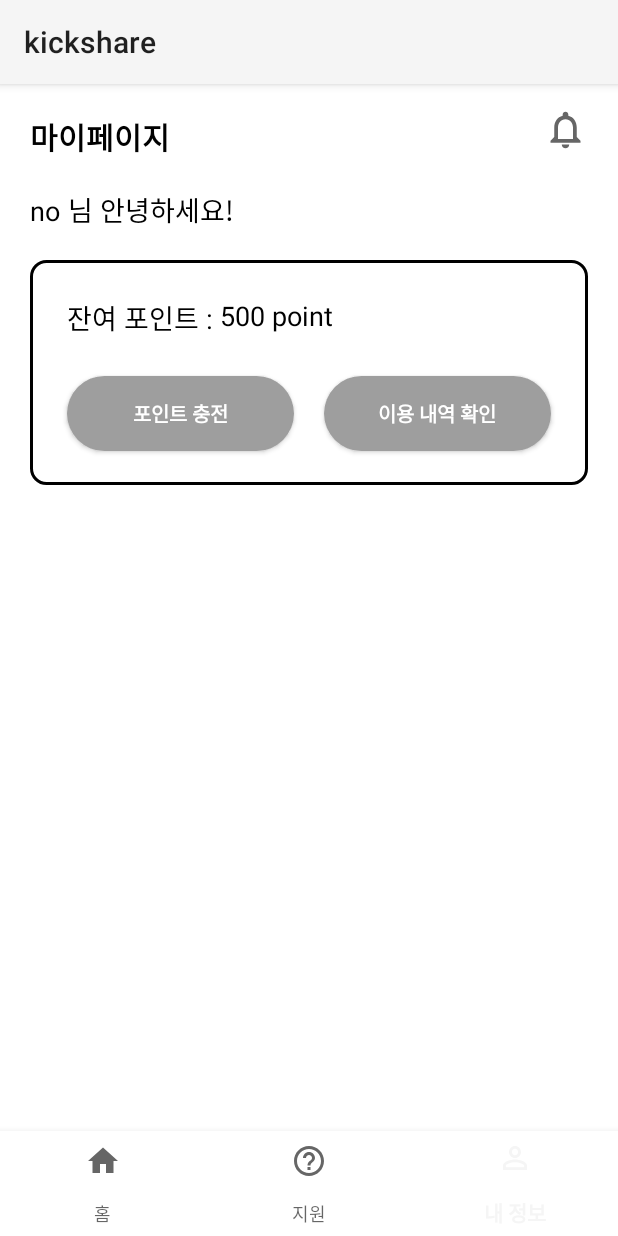
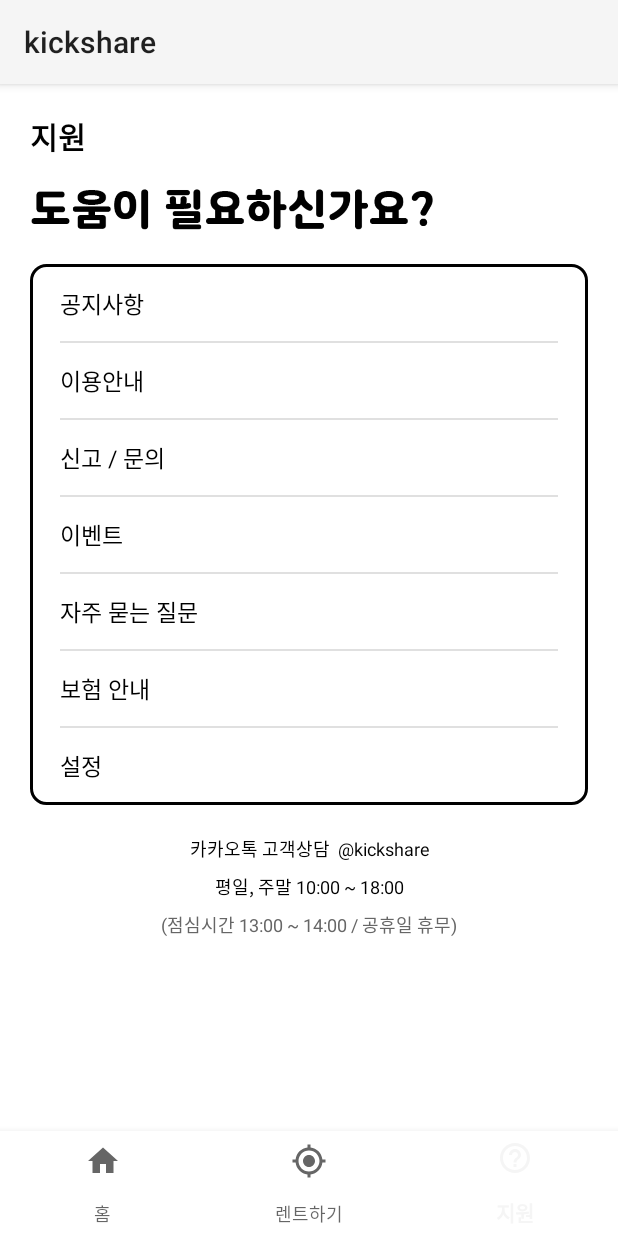
Before and after one commit to easyriderbuf8c/Domain-Analysis-And-SW-Design-kimmalgukj, an Android app: the HomeFragment screen opened directly, with no data from a screen before it, item 3 of the bottom bar chosen, on a phone screen of 412 x 824 dp. Run offline under Robolectric (Android 15) with nearby library versions, the light colour scheme and no system bars.

Commit message:
Update map markers and Modify menu

```diff
--- a/app/src/main/AndroidManifest.xml
+++ b/app/src/main/AndroidManifest.xml
@@ -1,6 +1,9 @@
 <?xml version="1.0" encoding="utf-8"?>
 <manifest xmlns:android="http://schemas.android.com/apk/res/android"
     package="com.ajou.kickshare">
+
+    <uses-permission android:name="android.permission.ACCESS_FINE_LOCATION" />
+    <uses-permission android:name="android.permission.INTERNET" />
 
     <application
         android:allowBackup="true"
@@ -9,7 +12,7 @@
         android:roundIcon="@mipmap/ic_launcher_round"
         android:supportsRtl="true"
         android:theme="@style/AppTheme">
-        <activity android:name=".main.LoginActivity"></activity>
+        <activity android:name=".main.LoginActivity"/>
 
         <meta-data
             android:name="com.google.android.geo.API_KEY"
--- a/app/src/main/java/com/ajou/kickshare/service/HomeFragment.java
+++ b/app/src/main/java/com/ajou/kickshare/service/HomeFragment.java
@@ -1,46 +1,51 @@
 package com.ajou.kickshare.service;
 
+import android.content.Context;
+import android.content.SharedPreferences;
 import android.os.Bundle;
 
+import androidx.annotation.NonNull;
 import androidx.fragment.app.Fragment;
 
 import android.view.LayoutInflater;
 import android.view.View;
 import android.view.ViewGroup;
+import android.widget.Button;
+import android.widget.TextView;
+import android.widget.Toast;
 
 import com.ajou.kickshare.R;
-import com.google.android.gms.maps.CameraUpdateFactory;
-import com.google.android.gms.maps.GoogleMap;
-import com.google.android.gms.maps.MapView;
-import com.google.android.gms.maps.OnMapReadyCallback;
-import com.google.android.gms.maps.model.LatLng;
-import com.google.android.gms.maps.model.MarkerOptions;
 
-public class HomeFragment extends Fragment implements OnMapReadyCallback {
+import static android.content.Context.MODE_PRIVATE;
 
-    private MapView mapView = null;
+public class HomeFragment extends Fragment {
+
+    String phoneNumber;
+
+    @Override
+    public void onAttach(@NonNull Context context) {
+        super.onAttach(context);
+        SharedPreferences sharedPreferences = context.getSharedPreferences("UserInfo", MODE_PRIVATE);
+        phoneNumber = sharedPreferences.getString("PhoneNumber", "no");
+    }
 
     @Override
     public View onCreateView(LayoutInflater inflater, ViewGroup container,
                              Bundle savedInstanceState) {
         View view = inflater.inflate(R.layout.fragment_home, container, false);
 
-        mapView = (MapView) view.findViewById(R.id.map);
-        mapView.onCreate(savedInstanceState);
-        mapView.onResume();
-        mapView.getMapAsync(this);
+        TextView mPhoneNumber = (TextView) view.findViewById(R.id.info_tv_phoneNumber);
+        mPhoneNumber.setText(phoneNumber);
+        // System.out.println("hello"+phoneNumber);
+
+        Button mChargeButton = view.findViewById(R.id.info_btn_charge);
+        mChargeButton.setOnClickListener(new View.OnClickListener() {
+            @Override
+            public void onClick(View view) {
+                Toast.makeText(getContext(), "충전하기", Toast.LENGTH_SHORT).show();
+            }
+        });
 
         return view;
     }
-
-    @Override
-    public void onMapReady(GoogleMap googleMap) {
-        // 아주대학교 37.2833633, 127.0443218
-        // 도서관 37.2814443, 127.0441587
-        LatLng ajouUniv = new LatLng(37.2814443, 127.0441587);
-        googleMap.moveCamera(CameraUpdateFactory.newLatLng(ajouUniv));
-        googleMap.moveCamera(CameraUpdateFactory.zoomTo(17)); // 확대
-        MarkerOptions markerOptions = new MarkerOptions().position(ajouUniv).title("아주대학교 중앙도서관");
-        googleMap.addMarker(markerOptions);
-    }
 }
--- a/app/src/main/java/com/ajou/kickshare/service/InfoFragment.java
+++ /dev/null
@@ -1,51 +0,0 @@
-package com.ajou.kickshare.service;
-
-import android.content.Context;
-import android.content.SharedPreferences;
-import android.os.Bundle;
-
-import androidx.annotation.NonNull;
-import androidx.fragment.app.Fragment;
-
-import android.view.LayoutInflater;
-import android.view.View;
-import android.view.ViewGroup;
-import android.widget.Button;
-import android.widget.TextView;
-import android.widget.Toast;
-
-import com.ajou.kickshare.R;
-
-import static android.content.Context.MODE_PRIVATE;
-
-public class InfoFragment extends Fragment {
-
-    String phoneNumber;
-
-    @Override
-    public void onAttach(@NonNull Context context) {
-        super.onAttach(context);
-        SharedPreferences sharedPreferences = context.getSharedPreferences("UserInfo", MODE_PRIVATE);
-        phoneNumber = sharedPreferences.getString("PhoneNumber", "no");
-    }
-
-    @Override
-    public View onCreateView(LayoutInflater inflater, ViewGroup container,
-                             Bundle savedInstanceState) {
-        View view = inflater.inflate(R.layout.fragment_info, container, false);
-
-        TextView mPhoneNumber = (TextView) view.findViewById(R.id.info_tv_phoneNumber);
-        mPhoneNumber.setText(phoneNumber);
-        // System.out.println("hello"+phoneNumber);
-
-        Button mChargeButton = view.findViewById(R.id.info_btn_charge);
-        mChargeButton.setOnClickListener(new View.OnClickListener() {
-            @Override
-            public void onClick(View view) {
-                Toast.makeText(getContext(), "충전하기", Toast.LENGTH_SHORT).show();
-            }
-        });
-
-        return view;
-    }
-}
--- a/app/src/main/java/com/ajou/kickshare/service/ServiceActivity.java
+++ b/app/src/main/java/com/ajou/kickshare/service/ServiceActivity.java
@@ -17,9 +17,9 @@ public class ServiceActivity extends AppCompatActivity {
     private ViewPager mViewPager;
 
     private FragmentManager fragmentManager = getSupportFragmentManager();
+    private RentFragment rentFragment = new RentFragment();
+    private HelpFragment helpFragment = new HelpFragment();
     private HomeFragment homeFragment = new HomeFragment();
-    private HelpFragment helpFragment = new HelpFragment();
-    private InfoFragment infoFragment = new InfoFragment();
 
     @Override
     protected void onCreate(Bundle savedInstanceState) {
@@ -41,11 +41,11 @@ public class ServiceActivity extends AppCompatActivity {
                 case R.id.menu_home:
                     transaction.replace(R.id.service_frame_layout, homeFragment).commitAllowingStateLoss();
                     break;
+                case R.id.menu_rent:
+                    transaction.replace(R.id.service_frame_layout, rentFragment).commitAllowingStateLoss();
+                    break;
                 case R.id.menu_help:
                     transaction.replace(R.id.service_frame_layout, helpFragment).commitAllowingStateLoss();
-                    break;
-                case R.id.menu_my:
-                    transaction.replace(R.id.service_frame_layout, infoFragment).commitAllowingStateLoss();
                     break;
             }
             return true;
--- a/app/src/main/res/drawable/icon_my.xml
+++ /dev/null
@@ -1,5 +0,0 @@
-<vector android:height="24dp" android:tint="#66CCFF"
-    android:viewportHeight="24" android:viewportWidth="24"
-    android:width="24dp" xmlns:android="http://schemas.android.com/apk/res/android">
-    <path android:fillColor="@android:color/white" android:pathData="M12,5.9c1.16,0 2.1,0.94 2.1,2.1s-0.94,2.1 -2.1,2.1S9.9,9.16 9.9,8s0.94,-2.1 2.1,-2.1m0,9c2.97,0 6.1,1.46 6.1,2.1v1.1L5.9,18.1L5.9,17c0,-0.64 3.13,-2.1 6.1,-2.1M12,4C9.79,4 8,5.79 8,8s1.79,4 4,4 4,-1.79 4,-4 -1.79,-4 -4,-4zM12,13c-2.67,0 -8,1.34 -8,4v3h16v-3c0,-2.66 -5.33,-4 -8,-4z"/>
-</vector>
--- /dev/null
+++ b/app/src/main/res/drawable/icon_rent.xml
@@ -0,0 +1,5 @@
+<vector android:height="24dp" android:tint="#66CCFF"
+    android:viewportHeight="24" android:viewportWidth="24"
+    android:width="24dp" xmlns:android="http://schemas.android.com/apk/res/android">
+    <path android:fillColor="@android:color/white" android:pathData="M12,8c-2.21,0 -4,1.79 -4,4s1.79,4 4,4 4,-1.79 4,-4 -1.79,-4 -4,-4zM20.94,11c-0.46,-4.17 -3.77,-7.48 -7.94,-7.94L13,1h-2v2.06C6.83,3.52 3.52,6.83 3.06,11L1,11v2h2.06c0.46,4.17 3.77,7.48 7.94,7.94L11,23h2v-2.06c4.17,-0.46 7.48,-3.77 7.94,-7.94L23,13v-2h-2.06zM12,19c-3.87,0 -7,-3.13 -7,-7s3.13,-7 7,-7 7,3.13 7,7 -3.13,7 -7,7z"/>
+</vector>
--- a/app/src/main/res/layout/fragment_info.xml
+++ /dev/null
@@ -1,156 +0,0 @@
-<?xml version="1.0" encoding="utf-8"?>
-<FrameLayout xmlns:android="http://schemas.android.com/apk/res/android"
-    xmlns:tools="http://schemas.android.com/tools"
-    android:background="@android:color/white"
-    android:layout_width="match_parent"
-    android:layout_height="match_parent"
-    tools:context=".service.InfoFragment">
-
-    <LinearLayout
-        android:layout_width="match_parent"
-        android:layout_height="match_parent"
-        android:orientation="vertical" >
-
-        <RelativeLayout
-            android:id="@+id/info_layout_title"
-            android:layout_width="match_parent"
-            android:layout_height="wrap_content"
-            android:orientation="horizontal" >
-
-            <TextView
-                android:id="@+id/info_tv_title"
-                android:layout_width="wrap_content"
-                android:layout_height="wrap_content"
-                android:layout_marginTop="20dp"
-                android:layout_marginHorizontal="20dp"
-                android:text="마이페이지"
-                android:textStyle="bold"
-                android:textSize="20sp"
-                android:textColor="@android:color/black" />
-
-            <ImageView
-                android:id="@+id/info_iv_notify"
-                android:layout_width="30dp"
-                android:layout_height="30dp"
-                android:layout_marginTop="15dp"
-                android:layout_marginEnd="20dp"
-                android:layout_alignParentEnd="true"
-                android:src="@drawable/icon_notify" />
-
-        </RelativeLayout>
-
-        <LinearLayout
-            android:layout_width="match_parent"
-            android:layout_height="wrap_content"
-            android:orientation="horizontal" >
-
-            <TextView
-                android:id="@+id/info_tv_phoneNumber"
-                android:layout_width="wrap_content"
-                android:layout_height="wrap_content"
-                android:layout_marginTop="20dp"
-                android:layout_marginStart="20dp"
-                android:textColor="@android:color/black"
-                android:textSize="18sp"
-                android:text="01000000000" />
-
-            <TextView
-                android:id="@+id/info_tv_hello"
-                android:layout_width="wrap_content"
-                android:layout_height="wrap_content"
-                android:layout_marginTop="20dp"
-                android:layout_marginStart="5dp"
-                android:textColor="@android:color/black"
-                android:textSize="18sp"
-                android:text="님 안녕하세요!" />
-
-        </LinearLayout>
-
-        <FrameLayout
-            style="?android:attr/borderlessButtonStyle"
-            android:layout_marginVertical="20dp"
-            android:layout_marginHorizontal="20dp"
-            android:layout_width="match_parent"
-            android:layout_height="150dp"
-            android:background="@drawable/button_black" >
-
-            <RelativeLayout
-                android:id="@+id/info_layout_point"
-                android:layout_width="match_parent"
-                android:layout_height="wrap_content" >
-
-                <TextView
-                    android:id="@+id/info_tv_pointLabel"
-                    android:layout_width="wrap_content"
-                    android:layout_height="wrap_content"
-                    android:layout_marginVertical="10dp"
-                    android:layout_marginStart="10dp"
-                    android:textColor="@android:color/black"
-                    android:textSize="18sp"
-                    android:textAppearance="@style/TextAppearance.AppCompat.Body1"
-                    android:text="잔여 포인트 : " />
-
-                <TextView
-                    android:id="@+id/info_tv_point"
-                    android:layout_toEndOf="@id/info_tv_pointLabel"
-                    android:layout_width="wrap_content"
-                    android:layout_height="wrap_content"
-                    android:layout_marginVertical="10dp"
-                    android:textColor="@android:color/black"
-                    android:textSize="18sp"
-                    android:textAppearance="@style/TextAppearance.AppCompat.Body1"
-                    android:text="500" />
-
-                <TextView
-                    android:layout_toEndOf="@id/info_tv_point"
-                    android:layout_width="wrap_content"
-                    android:layout_height="wrap_content"
-                    android:layout_marginVertical="10dp"
-                    android:textColor="@android:color/black"
-                    android:textSize="18sp"
-                    android:textAppearance="@style/TextAppearance.AppCompat.Body1"
-                    android:text=" point" />
-
-                <LinearLayout
-                    android:layout_below="@+id/info_tv_pointLabel"
-                    android:layout_marginTop="10dp"
-                    android:layout_width="match_parent"
-                    android:layout_height="wrap_content"
-                    android:orientation="horizontal" >
-
-
-                    <Button
-                        android:id="@+id/info_btn_charge"
-                        android:background="@drawable/button_circle"
-                        android:layout_weight="1"
-                        android:layout_width="100dp"
-                        android:layout_height="wrap_content"
-                        android:layout_marginVertical="5dp"
-                        android:layout_marginHorizontal="10dp"
-                        android:textSize="13sp"
-                        android:textStyle="bold"
-                        android:textColor="@android:color/white"
-                        android:text="포인트 충전" />
-
-                    <Button
-                        android:background="@drawable/button_circle"
-                        android:layout_weight="1"
-                        android:layout_width="100dp"
-                        android:layout_height="wrap_content"
-                        android:layout_marginVertical="5dp"
-                        android:layout_marginHorizontal="10dp"
-                        android:textSize="13sp"
-                        android:textStyle="bold"
-                        android:textColor="@android:color/white"
-                        android:text="이용 내역 확인" />
-
-                </LinearLayout>
-
-            </RelativeLayout>
-
-
-        </FrameLayout>
-
-    </LinearLayout>
-
-</FrameLayout>
--- a/app/src/main/res/menu/bottom_navigation.xml
+++ b/app/src/main/res/menu/bottom_navigation.xml
@@ -5,12 +5,12 @@
         android:icon="@drawable/icon_home"
         android:title="홈"
         app:color="@color/navigation_color_home"/>
+    <item android:id="@+id/menu_rent"
+        android:icon="@drawable/icon_rent"
+        android:title="렌트하기"
+        app:color="@color/navigation_color_help"/>
     <item android:id="@+id/menu_help"
         android:icon="@drawable/icon_help"
         android:title="지원"
         app:color="@color/navigation_color_help"/>
-    <item android:id="@+id/menu_my"
-        android:icon="@drawable/icon_my"
-        android:title="내 정보"
-        app:color="@color/navigation_color_my"/>
 </menu>
```
Also changed, not shown: app/src/main/java/com/ajou/kickshare/service/RentFragment.java (added, +76 -0 lines), app/src/main/res/layout/fragment_home.xml (+147 -6 lines), app/src/main/res/layout/fragment_rent.xml (added, +15 -0 lines).
